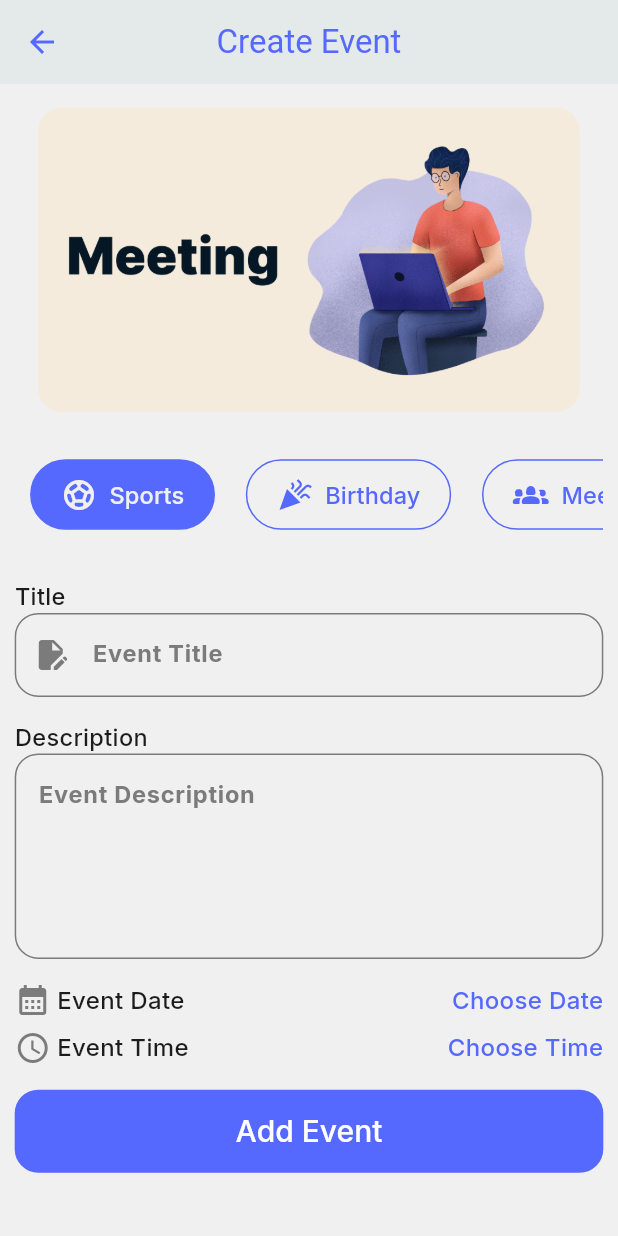
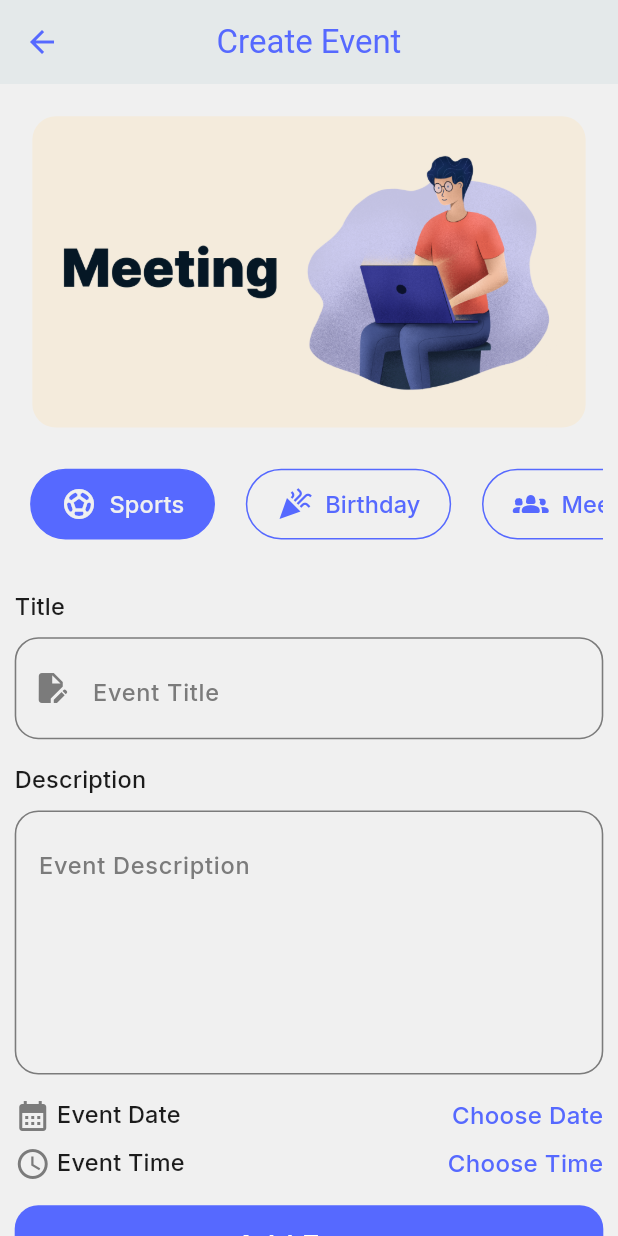
Before and after one commit to AlaaAlprol2003/Event_planning_app-flutter, a Flutter app: the CreateEvent screen opened by its route, on a phone screen of 412 x 824 dp. Run offline on Flutter 3.47's test engine with Material 3 defaults, Android fonts, the phone set to English and light mode, and no system bars; our stand-ins replace flutter_screenutil, google_fonts.

Commit message:
Enhance create event fregment

```diff
--- a/lib/config/theme/theme_manager.dart
+++ b/lib/config/theme/theme_manager.dart
@@ -15,13 +15,12 @@ class ThemeManager {
         color: ColorsManager.blue,
       ),
       centerTitle: true,
-      iconTheme: IconThemeData(
-        color: ColorsManager.blue
-      )
+      iconTheme: IconThemeData(color: ColorsManager.blue),
     ),
-    colorScheme: ColorScheme.fromSeed(seedColor: ColorsManager.grey,
+    colorScheme: ColorScheme.fromSeed(
+      seedColor: ColorsManager.grey,
       onPrimary: ColorsManager.grey,
-      onSecondary: ColorsManager.black1c
+      onSecondary: ColorsManager.black1c,
     ),
     bottomNavigationBarTheme: BottomNavigationBarThemeData(
       backgroundColor: Colors.transparent,
@@ -86,6 +85,9 @@ class ThemeManager {
         ),
       ),
     ),
+    iconTheme: IconThemeData(
+      color: ColorsManager.grey
+    ),
     textTheme: TextTheme(
       bodySmall: GoogleFonts.inter(
         fontSize: 16,
@@ -112,6 +114,17 @@ class ThemeManager {
         fontWeight: FontWeight.bold,
         color: ColorsManager.black1c,
       ),
+      titleMedium: GoogleFonts.inter(
+        fontSize: 16.sp,
+        fontWeight: FontWeight.w500,
+        color: ColorsManager.black1c,
+      ),
+      labelSmall: GoogleFonts.inter(
+        fontSize: 16.sp,
+        fontWeight: FontWeight.w500,
+        color: ColorsManager.grey,
+      ),
+
     ),
     outlinedButtonTheme: OutlinedButtonThemeData(
       style: OutlinedButton.styleFrom(
--- a/lib/core/widgets/custom_text_field.dart
+++ /dev/null
@@ -1,53 +0,0 @@
-import 'package:evently_app/core/resources/colors_manager.dart';
-import 'package:flutter/material.dart';
-import 'package:flutter_screenutil/flutter_screenutil.dart';
-import 'package:google_fonts/google_fonts.dart';
-
-class CustomTextField extends StatelessWidget {
-  const CustomTextField({
-    super.key,
-    required this.hintText,
-    this.prefixIcon,
-    required this.borderColor,
-    required this.hintColor,
-    this.minLines,
-    this.maxLines,
-  });
-  final String hintText;
-  final Widget? prefixIcon;
-  final Color borderColor;
-  final Color hintColor;
-
-  final int? minLines;
-  final int? maxLines;
-  @override
-  Widget build(BuildContext context) {
-    return TextField(
-      minLines: minLines,
-      maxLines: maxLines,
-      obscureText: false,
-      style: TextStyle(
-        fontSize: 14.sp,
-        fontWeight: FontWeight.w500,
-        color: ColorsManager.black1c,
-      ),
-      decoration: InputDecoration(
-        prefixIcon: prefixIcon,
-        hintText: hintText,
-        hintStyle: GoogleFonts.inter(
-          fontSize: 16.sp,
-          fontWeight: FontWeight.bold,
-          color: hintColor,
-        ),
-        enabledBorder: OutlineInputBorder(
-          borderRadius: BorderRadius.circular(16.r),
-          borderSide: BorderSide(color: borderColor),
-        ),
-        focusedBorder: OutlineInputBorder(
-          borderRadius: BorderRadius.circular(16.r),
-          borderSide: BorderSide(color: borderColor),
-        ),
-      ),
-    );
-  }
-}
--- a/lib/core/widgets/custom_text_form_field.dart
+++ b/lib/core/widgets/custom_text_form_field.dart
@@ -3,21 +3,27 @@ import 'package:flutter/material.dart';
 class CustomTextFormField extends StatelessWidget {
   const CustomTextFormField({
     super.key,
-    required this.labelTitle,
+     this.labelTitle,
     this.prefixIcon,
     this.keyboardType = TextInputType.text,
     this.suffixIcon,
     this.isObscure = false,
     required this.validator,
-    required this.controller
+    required this.controller,
+    this.hintText,
+    this.hintStyle, this.lines
   });
-  final String labelTitle;
+  final String? labelTitle;
+  final String? hintText;
+  final TextStyle? hintStyle;
   final Widget? prefixIcon;
   final TextInputType keyboardType;
   final Widget? suffixIcon;
   final bool isObscure;
   final String? Function(String?) validator;
   final TextEditingController controller;
+  final int? lines;
+
   @override
   Widget build(BuildContext context) {
     return TextFormField(
@@ -27,10 +33,13 @@ class CustomTextFormField extends StatelessWidget {
       obscureText:isObscure ,
       obscuringCharacter: "*",
       keyboardType: keyboardType,
+      maxLines: lines,
       decoration: InputDecoration(
+
         prefixIcon: prefixIcon,
         suffixIcon: suffixIcon,
-
+        hintText: hintText,
+        hintStyle:hintStyle ,
         labelText: labelTitle,
       ),
     );
--- a/lib/features/create_event/create_event.dart
+++ b/lib/features/create_event/create_event.dart
@@ -1,15 +1,41 @@
+// ignore_for_file: body_might_complete_normally_nullable
+
 import 'package:evently_app/core/resources/assets_manager.dart';
 import 'package:evently_app/core/resources/colors_manager.dart';
 import 'package:evently_app/core/widgets/custom_tabbar.dart';
 import 'package:evently_app/core/widgets/custom_text_button.dart';
-import 'package:evently_app/core/widgets/custom_text_field.dart';
+
+import 'package:evently_app/core/widgets/custom_text_form_field.dart';
 import 'package:evently_app/models/category_model.dart';
 import 'package:flutter/material.dart';
 import 'package:flutter_screenutil/flutter_screenutil.dart';
-import 'package:google_fonts/google_fonts.dart';
 
-class CreateEvent extends StatelessWidget {
-  const CreateEvent({super.key});
+
+class CreateEvent extends StatefulWidget {
+ const CreateEvent({super.key});
+
+  @override
+  State<CreateEvent> createState() => _CreateEventState();
+}
+
+class _CreateEventState extends State<CreateEvent> {
+  late TextEditingController _titleController;
+
+  late TextEditingController _descriptionController;
+
+  @override
+  void initState() {
+    super.initState();
+    _titleController = TextEditingController();
+    _descriptionController = TextEditingController();
+  }
+
+  @override
+  void dispose() {
+    _titleController.dispose();
+    _descriptionController.dispose();
+    super.dispose();
+  }
 
   @override
   Widget build(BuildContext context) {
@@ -18,12 +44,12 @@ class CreateEvent extends StatelessWidget {
       appBar: AppBar(title: Text("Create Event"), elevation: 1),
       body: SingleChildScrollView(
         child: Padding(
-          padding: REdgeInsets.symmetric(horizontal: 10.0),
+          padding: REdgeInsets.symmetric(horizontal: 10.0,vertical: 10),
           child: Column(
             crossAxisAlignment: CrossAxisAlignment.start,
             children: [
               Padding(
-                padding: REdgeInsets.all(16.0),
+                padding: REdgeInsets.all(12.0),
                 child: ClipRRect(
                   borderRadius: BorderRadius.circular(16.r),
                   child: Image.asset(ImageAssets.meeting),
@@ -37,80 +63,66 @@ class CreateEvent extends StatelessWidget {
                 category: CategoryModel.tabBarItems,
               ),
               SizedBox(height: 16.h),
-              Text(
-                "Title",
-                style: GoogleFonts.inter(
-                  fontSize: 16.sp,
-                  fontWeight: FontWeight.w500,
-                  color: Theme.of(context).colorScheme.onSecondary,
-                ),
+              Text("Title", style: Theme.of(context).textTheme.titleMedium),
+              SizedBox(height: 8.h),
+              CustomTextFormField(
+                hintText: "Event Title",
+                hintStyle: Theme.of(context).textTheme.labelSmall,
+                prefixIcon: Icon(Icons.edit_document),
+                validator: (input) {},
+                controller: _titleController,
               ),
-              CustomTextField(
-                hintText: "Event Title",
-                prefixIcon: Icon(Icons.edit_document, color: ColorsManager.grey),
-                borderColor: Theme.of(context).colorScheme.onPrimary,
-                hintColor: Theme.of(context).colorScheme.onPrimary,
-              ),
+
               SizedBox(height: 16.h),
               Text(
                 "Description",
-                style: GoogleFonts.inter(
-                  fontSize: 16.sp,
-                  fontWeight: FontWeight.w500,
-                  color: Theme.of(context).colorScheme.onSecondary,
-                ),
+                style: Theme.of(context).textTheme.titleMedium,
               ),
-              CustomTextField(
-                hintText: 'Event Description',
-                minLines: 5,
-
-                borderColor: Theme.of(context).colorScheme.onPrimary,
-                hintColor: Theme.of(context).colorScheme.onPrimary,
+              SizedBox(height: 8.h),
+              CustomTextFormField(
+                hintText: "Event Description",
+                hintStyle: Theme.of(context).textTheme.labelSmall,
+                lines: 4,
+                validator: (input) {},
+                controller: _descriptionController,
               ),
-              SizedBox(height: 16.h,),
+              SizedBox(height: 16.h),
               Row(
                 children: [
                   Icon(
                     Icons.calendar_month,
-                    color: Theme.of(context).colorScheme.onPrimary,
+                    color: Theme.of(context).iconTheme.color,
                   ),
-                  SizedBox(width: 4.w,),
+                  SizedBox(width: 4.w),
                   Text(
                     "Event Date",
-                    style: GoogleFonts.inter(
-                      fontSize: 16,
-                      fontWeight: FontWeight.w500,
-                      color: Theme.of(context).colorScheme.onSecondary,
-                    ),
+                    style: Theme.of(context).textTheme.titleMedium,
                   ),
                   Spacer(),
-                  CustomTextButton(title: "Choose Date", onPressed: (){})
+                  CustomTextButton(title: "Choose Date", onPressed: () {}),
                 ],
               ),
-              SizedBox(height: 8.h,),
+              SizedBox(height: 8.h),
               Row(
                 children: [
                   Icon(
                     Icons.access_time,
-                    color: Theme.of(context).colorScheme.onPrimary,
+                    color: Theme.of(context).iconTheme.color,
                   ),
-                  SizedBox(width: 4.w,),
+                  SizedBox(width: 4.w),
                   Text(
                     "Event Time",
-                    style: GoogleFonts.inter(
-                      fontSize: 16,
-                      fontWeight: FontWeight.w500,
-                      color: Theme.of(context).colorScheme.onSecondary,
-                    ),
+                    style: Theme.of(context).textTheme.titleMedium,
                   ),
                   Spacer(),
-                  CustomTextButton(title: "Choose Time", onPressed: (){})
+                  CustomTextButton(title: "Choose Time", onPressed: () {}),
                 ],
               ),
-              SizedBox(height: 16.h,),
-             SizedBox(
-              width: double.infinity,
-              child: FilledButton(onPressed: (){}, child:Text('Add Event')))
+              SizedBox(height: 16.h),
+              SizedBox(
+                width: double.infinity,
+                child: FilledButton(onPressed: () {}, child: Text('Add Event')),
+              ),
             ],
           ),
         ),
--- a/lib/features/main_layout/favorite/favorite_fregment.dart
+++ b/lib/features/main_layout/favorite/favorite_fregment.dart
@@ -1,5 +1,6 @@
 import 'package:evently_app/core/resources/colors_manager.dart';
-import 'package:evently_app/core/widgets/custom_text_field.dart';
+
+
 import 'package:evently_app/core/widgets/event_item.dart';
 import 'package:evently_app/models/category_model.dart';
 import 'package:evently_app/models/event_model.dart';
@@ -17,9 +18,22 @@ class FavoriteFregment extends StatelessWidget {
         children: [
           Padding(
             padding: REdgeInsets.symmetric(horizontal: 16.0, vertical: 16),
-            child: CustomTextField(hintText: "Search for event", prefixIcon: Icon(Icons.search,color: ColorsManager.blue,)
-            , borderColor: ColorsManager.blue, hintColor: ColorsManager.blue
-            ,)
+            child: TextField(
+
+              decoration: InputDecoration(
+                hintText: 'Search for Event',
+                hintStyle: GoogleFonts.inter(fontSize: 20.sp,fontWeight: FontWeight.bold,color: ColorsManager.blue),
+                prefixIcon: Icon(Icons.search,color: ColorsManager.blue,),
+                enabledBorder: OutlineInputBorder(
+                  borderRadius: BorderRadius.circular(16.r),
+                  borderSide: BorderSide(color: ColorsManager.blue,width: 1.w)
+                ),
+                focusedBorder: OutlineInputBorder(
+                  borderRadius: BorderRadius.circular(16.r),
+                  borderSide: BorderSide(color: ColorsManager.blue,width: 1.w)
+                )
+              ),
+            )
           ),
           Expanded(
             child: ListView.builder(
--- a/lib/features/main_layout/home/home_fregment.dart
+++ b/lib/features/main_layout/home/home_fregment.dart
@@ -96,7 +96,7 @@ class _HomeFregmentState extends State<HomeFregment> {
         ),
         Expanded(
           child: ListView.builder(
-
+            padding: EdgeInsets.zero,
             itemBuilder: (context, index) => EventItem(
               event: EventModel(
                 category: CategoryModel.tabBarItems[2],
```
